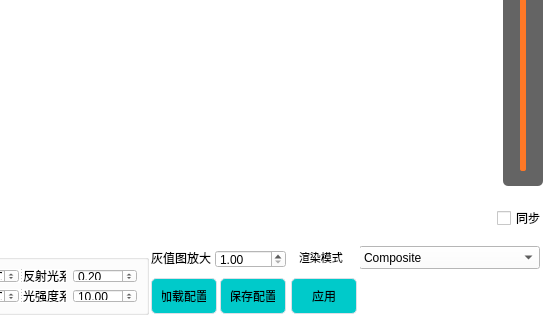
This is Tools/INimage3D/vtkcolorgradient.ui in zyq1569/HealthApp as Qt 5 draws it before an edit; both pictures show x 101 to 649 and y 127 to 447 of the 649 by 447 pixel window. The edited form follows.
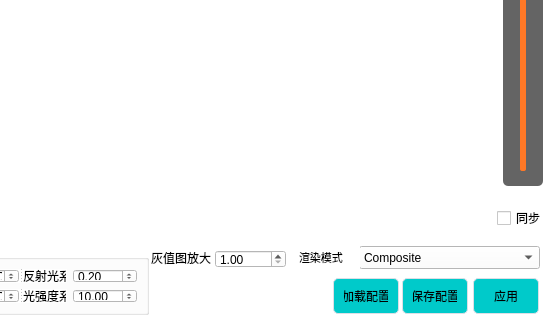
This is the edited form.

Commit message: fine-tune

Patch:
```diff
--- a/Tools/INimage3D/vtkcolorgradient.ui
+++ b/Tools/INimage3D/vtkcolorgradient.ui
@@ -319,7 +319,7 @@
    <widget class="QPushButton" name="pushButton">
     <property name="geometry">
      <rect>
-      <x>2</x>
+      <x>184</x>
       <y>38</y>
       <width>66</width>
       <height>36</height>
@@ -354,7 +354,7 @@
    <widget class="QPushButton" name="pushButton_2">
     <property name="geometry">
      <rect>
-      <x>71</x>
+      <x>253</x>
       <y>38</y>
       <width>66</width>
       <height>36</height>
@@ -389,7 +389,7 @@
    <widget class="QPushButton" name="m_pbUdate3D">
     <property name="geometry">
      <rect>
-      <x>142</x>
+      <x>324</x>
       <y>38</y>
       <width>66</width>
       <height>36</height>
```
The commit also changes 1 other file.
